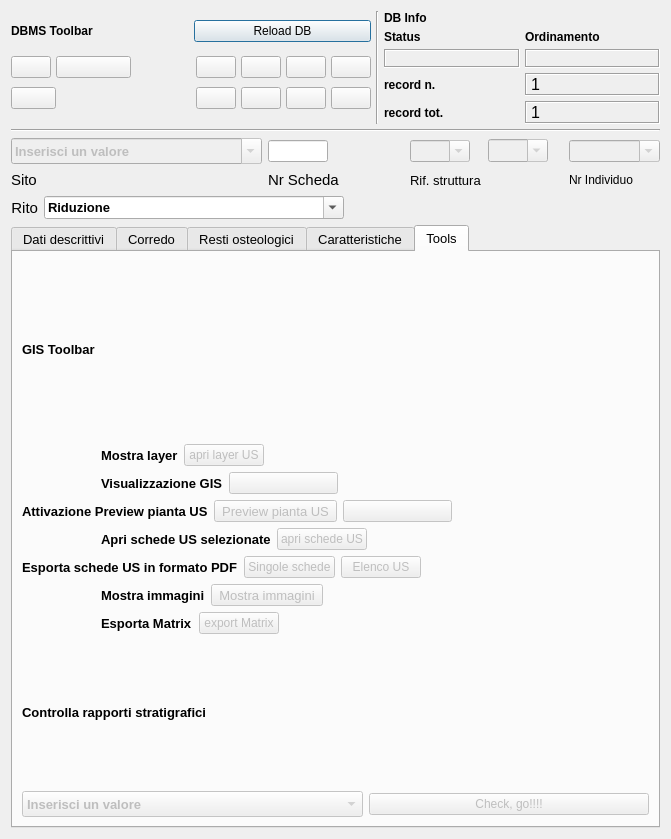
First picture: the form in pyarchinit_dev20130710/modules/gui/pyarchinit_Tafonomia_ui.ui, repository pyarchinit/pyarchinit_218, before the edit.
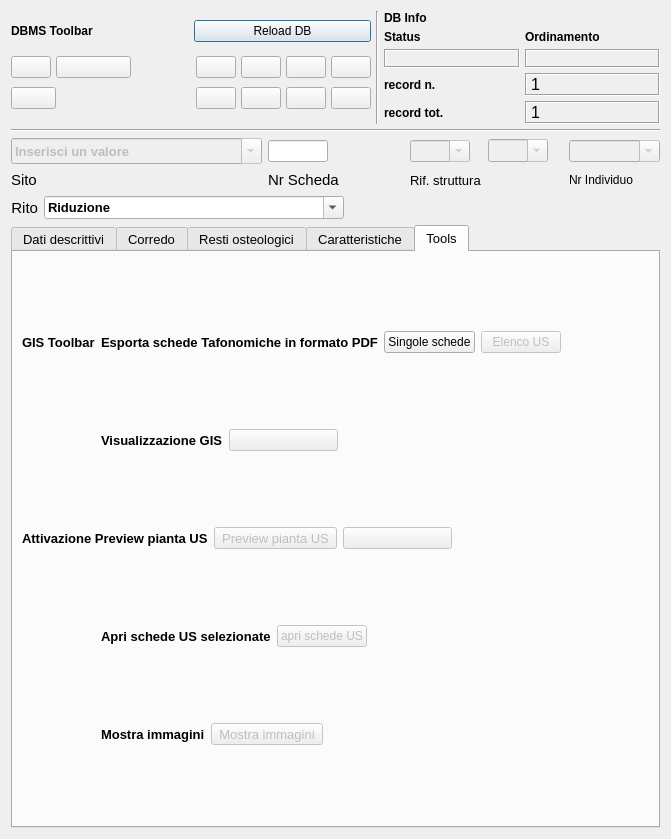
Second picture: the form after the edit. The open tabs and pages were chosen to show the change. Icons and pictures are not drawn.

Commit message:
Aggiunto exp pdf tafonomia
E' stato aggiunto il sistema di esportazione della scheda PDF ed è in
corso di sperimentazione il sistema di creazione della relazione di
scavo

Patch:
```diff
--- a/pyarchinit_dev20130710/modules/gui/pyarchinit_Tafonomia_ui.ui
+++ b/pyarchinit_dev20130710/modules/gui/pyarchinit_Tafonomia_ui.ui
@@ -1889,58 +1889,6 @@
           </widget>
          </item>
          <item row="1" column="1">
-          <layout class="QHBoxLayout" name="horizontalLayout_5">
-           <item>
-            <widget class="QLabel" name="label_46">
-             <property name="font">
-              <font>
-               <weight>75</weight>
-               <bold>true</bold>
-              </font>
-             </property>
-             <property name="text">
-              <string>Mostra layer</string>
-             </property>
-            </widget>
-           </item>
-           <item>
-            <widget class="QPushButton" name="pushButton_showLayer">
-             <property name="enabled">
-              <bool>false</bool>
-             </property>
-             <property name="font">
-              <font>
-               <pointsize>9</pointsize>
-              </font>
-             </property>
-             <property name="toolTip">
-              <string>Show Selcted Features</string>
-             </property>
-             <property name="text">
-              <string>apri layer US</string>
-             </property>
-             <property name="icon">
-              <iconset resource="resources.qrc">
-               <normaloff>:/images/sheet.png</normaloff>:/images/sheet.png</iconset>
-             </property>
-            </widget>
-           </item>
-           <item>
-            <spacer name="horizontalSpacer_10">
-             <property name="orientation">
-              <enum>Qt::Horizontal</enum>
-             </property>
-             <property name="sizeHint" stdset="0">
-              <size>
-               <width>40</width>
-               <height>20</height>
-              </size>
-             </property>
-            </spacer>
-           </item>
-          </layout>
-         </item>
-         <item row="2" column="1">
           <layout class="QHBoxLayout" name="horizontalLayout_6">
            <item>
             <widget class="QLabel" name="label_38">
@@ -2008,7 +1956,7 @@
            </item>
           </layout>
          </item>
-         <item row="3" column="0" colspan="2">
+         <item row="2" column="0" colspan="2">
           <layout class="QHBoxLayout" name="horizontalLayout_7">
            <item>
             <widget class="QLabel" name="label_39">
@@ -2108,10 +2056,10 @@
            </item>
           </layout>
          </item>
-         <item row="4" column="1">
-          <layout class="QHBoxLayout" name="horizontalLayout_8">
+         <item row="5" column="1">
+          <layout class="QHBoxLayout" name="horizontalLayout_10">
            <item>
-            <widget class="QLabel" name="label_40">
+            <widget class="QLabel" name="label_44">
              <property name="font">
               <font>
                <weight>75</weight>
@@ -2119,34 +2067,35 @@
               </font>
              </property>
              <property name="text">
-              <string>Apri schede US selezionate</string>
+              <string>Mostra immagini</string>
              </property>
             </widget>
            </item>
            <item>
-            <widget class="QPushButton" name="pushButton_showSelectedFeatures">
+            <widget class="QToolButton" name="toolButtonPreviewMedia">
              <property name="enabled">
               <bool>false</bool>
              </property>
-             <property name="font">
-              <font>
-               <pointsize>9</pointsize>
-              </font>
-             </property>
-             <property name="toolTip">
-              <string>Show Selcted Features</string>
+             <property name="minimumSize">
+              <size>
+               <width>109</width>
+               <height>0</height>
+              </size>
              </property>
              <property name="text">
-              <string>apri schede US</string>
+              <string>Mostra immagini</string>
              </property>
              <property name="icon">
               <iconset resource="resources.qrc">
-               <normaloff>:/images/sheet.png</normaloff>:/images/sheet.png</iconset>
+               <normaloff>:/images/photo.png</normaloff>:/images/photo.png</iconset>
+             </property>
+             <property name="checkable">
+              <bool>true</bool>
              </property>
             </widget>
            </item>
            <item>
-            <spacer name="horizontalSpacer_15">
+            <spacer name="horizontalSpacer_9">
              <property name="orientation">
               <enum>Qt::Horizontal</enum>
              </property>
@@ -2160,7 +2109,7 @@
            </item>
           </layout>
          </item>
-         <item row="5" column="0" colspan="2">
+         <item row="0" column="1">
           <layout class="QHBoxLayout" name="horizontalLayout_9">
            <item>
             <widget class="QLabel" name="label_41">
@@ -2171,14 +2120,14 @@
               </font>
              </property>
              <property name="text">
-              <string>Esporta schede US in formato PDF</string>
+              <string>Esporta schede Tafonomiche in formato PDF</string>
              </property>
             </widget>
            </item>
            <item>
             <widget class="QPushButton" name="pushButton_pdf_exp">
              <property name="enabled">
-              <bool>false</bool>
+              <bool>true</bool>
              </property>
              <property name="font">
               <font>
@@ -2231,10 +2180,10 @@
            </item>
           </layout>
          </item>
-         <item row="6" column="1">
-          <layout class="QHBoxLayout" name="horizontalLayout_10">
+         <item row="3" column="1">
+          <layout class="QHBoxLayout" name="horizontalLayout_8">
            <item>
-            <widget class="QLabel" name="label_44">
+            <widget class="QLabel" name="label_40">
              <property name="font">
               <font>
                <weight>75</weight>
@@ -2242,70 +2191,17 @@
               </font>
              </property>
              <property name="text">
-              <string>Mostra immagini</string>
+              <string>Apri schede US selezionate</string>
              </property>
             </widget>
            </item>
            <item>
-            <widget class="QToolButton" name="toolButtonPreviewMedia">
+            <widget class="QPushButton" name="pushButton_showSelectedFeatures">
              <property name="enabled">
               <bool>false</bool>
              </property>
-             <property name="minimumSize">
-              <size>
-               <width>109</width>
-               <height>0</height>
-              </size>
-             </property>
-             <property name="text">
-              <string>Mostra immagini</string>
-             </property>
-             <property name="icon">
-              <iconset resource="resources.qrc">
-               <normaloff>:/images/photo.png</normaloff>:/images/photo.png</iconset>
-             </property>
-             <property name="checkable">
-              <bool>true</bool>
-             </property>
-            </widget>
-           </item>
-           <item>
-            <spacer name="horizontalSpacer_9">
-             <property name="orientation">
-              <enum>Qt::Horizontal</enum>
-             </property>
-             <property name="sizeHint" stdset="0">
-              <size>
-               <width>40</width>
-               <height>20</height>
-              </size>
-             </property>
-            </spacer>
-           </item>
-          </layout>
-         </item>
-         <item row="7" column="1">
-          <layout class="QHBoxLayout" name="horizontalLayout_11">
-           <item>
-            <widget class="QLabel" name="label_45">
              <property name="font">
               <font>
-               <weight>75</weight>
-               <bold>true</bold>
-              </font>
-             </property>
-             <property name="text">
-              <string>Esporta Matrix</string>
-             </property>
-            </widget>
-           </item>
-           <item>
-            <widget class="QPushButton" name="pushButton_export_matrix">
-             <property name="enabled">
-              <bool>false</bool>
-             </property>
-             <property name="font">
-              <font>
                <pointsize>9</pointsize>
               </font>
              </property>
@@ -2313,7 +2209,7 @@
               <string>Export PDF</string>
              </property>
              <property name="text">
-              <string>export Matrix</string>
+              <string>apri schede US</string>
              </property>
              <property name="icon">
               <iconset resource="resources.qrc">
@@ -2322,7 +2218,7 @@
             </widget>
            </item>
            <item>
-            <spacer name="horizontalSpacer_13">
+            <spacer name="horizontalSpacer_15">
              <property name="orientation">
               <enum>Qt::Horizontal</enum>
              </property>
@@ -2336,82 +2232,6 @@
            </item>
           </layout>
          </item>
-         <item row="8" column="0" colspan="2">
-          <layout class="QGridLayout" name="gridLayout_9">
-           <item row="0" column="0">
-            <widget class="QLabel" name="label_70">
-             <property name="font">
-              <font>
-               <weight>75</weight>
-               <bold>true</bold>
-              </font>
-             </property>
-             <property name="text">
-              <string>Controlla rapporti stratigrafici</string>
-             </property>
-            </widget>
-           </item>
-           <item row="1" column="0">
-            <widget class="QComboBox" name="comboBox_sito_rappcheck">
-             <property name="enabled">
-              <bool>false</bool>
-             </property>
-             <property name="minimumSize">
-              <size>
-               <width>341</width>
-               <height>26</height>
-              </size>
-             </property>
-             <property name="font">
-              <font>
-               <pointsize>10</pointsize>
-               <weight>75</weight>
-               <bold>true</bold>
-              </font>
-             </property>
-             <property name="mouseTracking">
-              <bool>true</bool>
-             </property>
-             <property name="editable">
-              <bool>false</bool>
-             </property>
-             <property name="maxVisibleItems">
-              <number>99999</number>
-             </property>
-             <property name="maxCount">
-              <number>2147483647</number>
-             </property>
-             <item>
-              <property name="text">
-               <string>Inserisci un valore</string>
-              </property>
-             </item>
-            </widget>
-           </item>
-           <item row="1" column="1">
-            <widget class="QPushButton" name="pushButton_rapp_check">
-             <property name="enabled">
-              <bool>false</bool>
-             </property>
-             <property name="font">
-              <font>
-               <pointsize>9</pointsize>
-              </font>
-             </property>
-             <property name="toolTip">
-              <string>Export PDF</string>
-             </property>
-             <property name="text">
-              <string>Check, go!!!!</string>
-             </property>
-             <property name="icon">
-              <iconset resource="resources.qrc">
-               <normaloff>:/images/sheet.png</normaloff>:/images/sheet.png</iconset>
-             </property>
-            </widget>
-           </item>
-          </layout>
-         </item>
         </layout>
        </widget>
       </widget>
```
Left out of the diff: 20 changed lines with no effect on the pictures. The commit also changes 15 other files.
